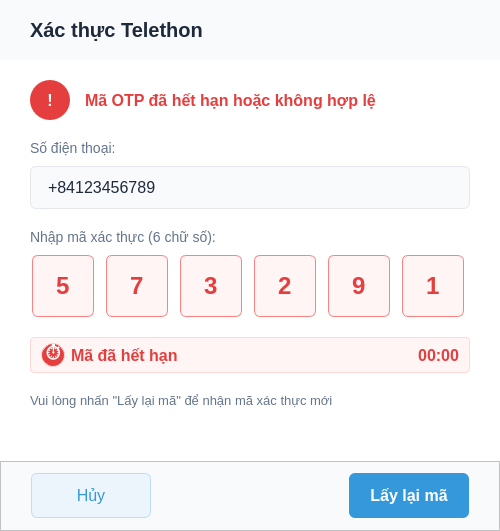
henrylenguyen/telegram-video-uploader, file src/ui/qt_designer/otp/otp_expired_modal.ui: the form before one commit.
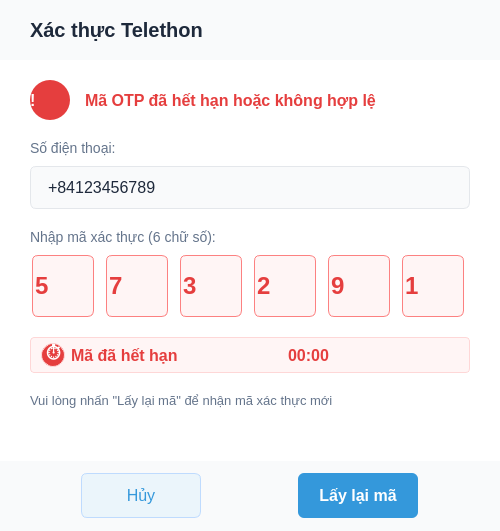
The form after the commit.

What changed in the file:
```diff
--- a/src/ui/qt_designer/otp/otp_expired_modal.ui
+++ b/src/ui/qt_designer/otp/otp_expired_modal.ui
@@ -213,7 +213,7 @@
            <string>!</string>
           </property>
           <property name="alignment">
-           <set>Qt::AlignmentFlag::AlignCenter</set>
+                                            <set>Qt.AlignCenter</set>
           </property>
          </widget>
         </item>
@@ -332,7 +332,7 @@
              <number>1</number>
             </property>
             <property name="alignment">
-             <set>Qt::AlignmentFlag::AlignCenter</set>
+                                                    <set>Qt.AlignCenter</set>
             </property>
             <property name="readOnly">
              <bool>true</bool>
@@ -372,7 +372,7 @@
              <number>1</number>
             </property>
             <property name="alignment">
-             <set>Qt::AlignmentFlag::AlignCenter</set>
+                                                    <set>Qt.AlignCenter</set>
             </property>
             <property name="readOnly">
              <bool>true</bool>
@@ -412,7 +412,7 @@
              <number>1</number>
             </property>
             <property name="alignment">
-             <set>Qt::AlignmentFlag::AlignCenter</set>
+                                                    <set>Qt.AlignCenter</set>
             </property>
             <property name="readOnly">
              <bool>true</bool>
@@ -452,7 +452,7 @@
              <number>1</number>
             </property>
             <property name="alignment">
-             <set>Qt::AlignmentFlag::AlignCenter</set>
+                                                    <set>Qt.AlignCenter</set>
             </property>
             <property name="readOnly">
              <bool>true</bool>
@@ -492,7 +492,7 @@
              <number>1</number>
             </property>
             <property name="alignment">
-             <set>Qt::AlignmentFlag::AlignCenter</set>
+                                                    <set>Qt.AlignCenter</set>
             </property>
             <property name="readOnly">
              <bool>true</bool>
@@ -532,7 +532,7 @@
              <number>1</number>
             </property>
             <property name="alignment">
-             <set>Qt::AlignmentFlag::AlignCenter</set>
+                                                    <set>Qt.AlignCenter</set>
             </property>
             <property name="readOnly">
              <bool>true</bool>
@@ -566,12 +566,13 @@
 border-radius: 4px;</string>
         </property>
         <property name="frameShape">
-         <enum>QFrame::Shape::StyledPanel</enum>
+                                    <enum>QFrame.StyledPanel</enum>
         </property>
         <property name="frameShadow">
-         <enum>QFrame::Shadow::Raised</enum>
-        </property>
-        <property name="class" stdset="0">
+                                    <enum>QFrame.Raised</enum>
+                                </property>
+                                <property name="class"
+                                          stdset="0">
          <string>statusError</string>
         </property>
         <layout class="QHBoxLayout" name="horizontalLayout_3">
@@ -612,7 +613,7 @@
             <string>⏱</string>
            </property>
            <property name="alignment">
-            <set>Qt::AlignmentFlag::AlignCenter</set>
+                                                <set>Qt.AlignCenter</set>
            </property>
           </widget>
          </item>
@@ -636,9 +637,10 @@
          <item>
           <spacer name="horizontalSpacer_3">
            <property name="orientation">
-            <enum>Qt::Orientation::Horizontal</enum>
-           </property>
-           <property name="sizeHint" stdset="0">
+                                                <enum>Qt.Horizontal</enum>
+                                            </property>
+                                            <property name="sizeHint"
+                                                      stdset="0">
             <size>
              <width>40</width>
              <height>20</height>
@@ -659,9 +661,10 @@
             <string>00:00</string>
            </property>
            <property name="alignment">
-            <set>Qt::AlignmentFlag::AlignRight|Qt::AlignmentFlag::AlignTrailing|Qt::AlignmentFlag::AlignVCenter</set>
-           </property>
-           <property name="class" stdset="0">
+                                                <set>Qt.AlignRight|Qt.AlignTrailing|Qt.AlignVCenter</set>
+                                            </property>
+                                            <property name="class"
+                                                      stdset="0">
             <string>timerLabel</string>
            </property>
           </widget>
@@ -685,9 +688,10 @@
       <item>
        <spacer name="verticalSpacer">
         <property name="orientation">
-         <enum>Qt::Orientation::Vertical</enum>
-        </property>
-        <property name="sizeHint" stdset="0">
+                                    <enum>Qt.Vertical</enum>
+                                </property>
+                                <property name="sizeHint"
+                                          stdset="0">
          <size>
           <width>20</width>
           <height>20</height>
@@ -716,12 +720,13 @@
       <string notr="true">background-color: #F9FAFB;</string>
      </property>
      <property name="frameShape">
-      <enum>QFrame::Shape::StyledPanel</enum>
+                        <enum>QFrame.StyledPanel</enum>
      </property>
      <property name="frameShadow">
-      <enum>QFrame::Shadow::Raised</enum>
-     </property>
-     <layout class="QHBoxLayout" name="horizontalLayout_2">
+                        <enum>QFrame.Raised</enum>
+                    </property>
+                    <layout class="QHBoxLayout"
+                            name="horizontalLayout_2">
       <property name="leftMargin">
        <number>30</number>
       </property>
@@ -773,9 +778,10 @@
       <item>
        <spacer name="horizontalSpacer">
         <property name="orientation">
-         <enum>Qt::Orientation::Horizontal</enum>
-        </property>
-        <property name="sizeHint" stdset="0">
+                                    <enum>Qt.Horizontal</enum>
+                                </property>
+                                <property name="sizeHint"
+                                          stdset="0">
          <size>
           <width>40</width>
           <height>20</height>
```
Left out of the diff: 140 changed lines with no effect on the pictures. Lines whose indentation alone changed are shown as unchanged.
